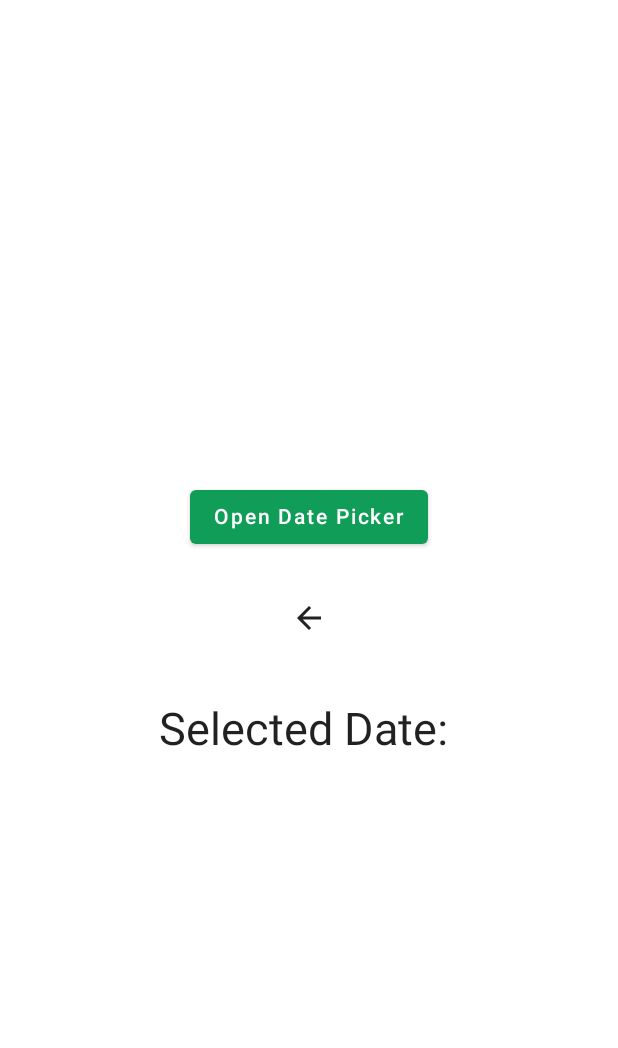
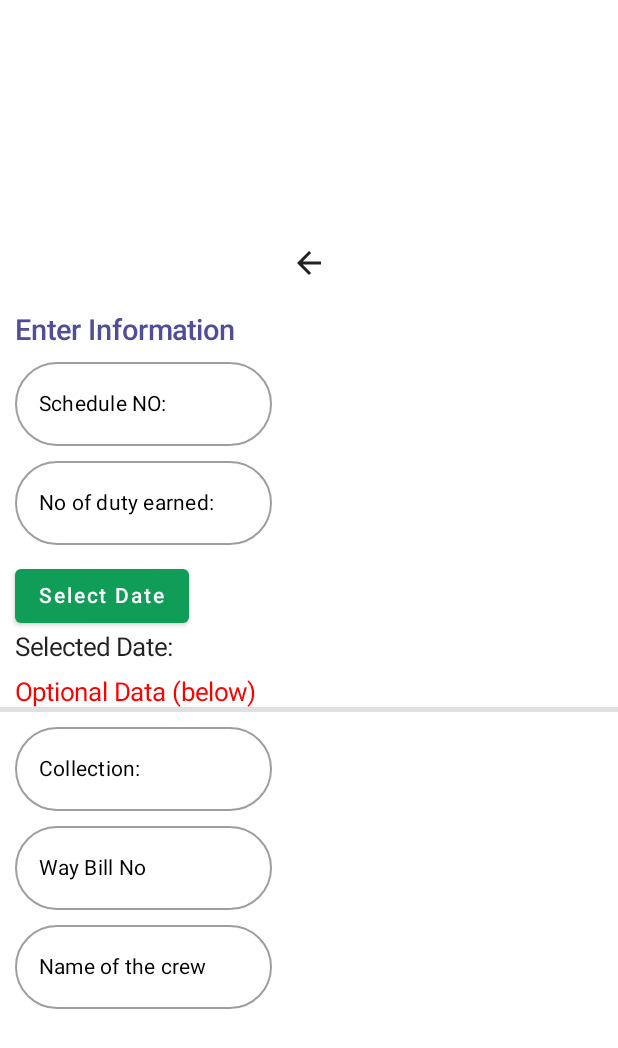
Before and after one commit to abhilashmullakkara/RealtimeDataNew, an Android app built with Jetpack Compose: the AddDutyDiaryScreen screen opened through its navigation route, on a phone screen of 412 x 824 dp. Shown: the top 1048 px of the screen. Run offline under Robolectric (Android 15) with nearby library versions, the phone set to English and light mode, and no system bars.

Commit message:
Room updated

```diff
--- a/app/src/main/java/com/abhilash/livedata/ui/theme/userdatabase/AddDutyDiaryScreen.kt
+++ b/app/src/main/java/com/abhilash/livedata/ui/theme/userdatabase/AddDutyDiaryScreen.kt
@@ -1,14 +1,11 @@
 package com.abhilash.livedata.ui.theme.userdatabase
 
+import android.annotation.SuppressLint
 import android.app.DatePickerDialog
 import android.widget.DatePicker
 import androidx.compose.foundation.layout.Arrangement
 import androidx.compose.foundation.layout.Column
-import androidx.compose.foundation.layout.Row
-import androidx.compose.foundation.layout.Spacer
-import androidx.compose.foundation.layout.fillMaxSize
-import androidx.compose.foundation.layout.size
-import androidx.compose.foundation.layout.width
+import androidx.compose.foundation.layout.padding
 import androidx.compose.material.Button
 import androidx.compose.material.ButtonDefaults
 import androidx.compose.material.CircularProgressIndicator
@@ -18,22 +15,15 @@ import androidx.compose.material.Text
 import androidx.compose.material.icons.Icons
 import androidx.compose.material.icons.outlined.ArrowBack
 import androidx.compose.runtime.Composable
-import androidx.compose.runtime.LaunchedEffect
-import androidx.compose.runtime.getValue
 import androidx.compose.runtime.mutableStateOf
 import androidx.compose.runtime.remember
-import androidx.compose.runtime.setValue
 import androidx.compose.ui.Alignment
 import androidx.compose.ui.Modifier
 import androidx.compose.ui.graphics.Color
 import androidx.compose.ui.platform.LocalContext
-import androidx.compose.ui.text.style.TextAlign
 import androidx.compose.ui.unit.dp
 import androidx.compose.ui.unit.sp
 import androidx.navigation.NavController
-import kotlinx.coroutines.Dispatchers
-import kotlinx.coroutines.delay
-import kotlinx.coroutines.withContext
 import java.util.Calendar
 import java.util.Date
 
@@ -46,78 +36,58 @@ fun AddDutyDiaryScreen(navController: NavController){
         {
             Icon(imageVector = Icons.Outlined.ArrowBack, contentDescription = "Arrow")
         }
-        var isLoading by remember {
-            mutableStateOf(true) }
-        LaunchedEffect(isLoading) {
-            if (isLoading) {
-                withContext(Dispatchers.Main) {
-                    delay(1500)
-                    isLoading = false
-                }
-            }
-        }
-Row{
-    Spacer(modifier = Modifier.width(150.dp))
-    CircularLoadingIndicator(isLoading)
-}
+//        var isLoading by remember {
+//            mutableStateOf(true) }
+//        LaunchedEffect(isLoading) {
+//            if (isLoading) {
+//                withContext(Dispatchers.Main) {
+//                    delay(1500)
+//                    isLoading = false
+//                }
+//            }
+//        }
+//Row{
+//    Spacer(modifier = Modifier.width(150.dp))
+//    CircularLoadingIndicator(isLoading)
+//}
+
+        RoomData()
+
 
     }
-        MyCalendar()
+
     }
 
 
 
+@SuppressLint("SuspiciousIndentation")
 @Composable
-fun MyCalendar(){
-
-    // Fetching the Local Context
+fun MyCalendar():String {
     val mContext = LocalContext.current
-
-    // Declaring integer values
-    // for year, month and day
     val mYear1: Int
     val mMonth1: Int
     val mDay1: Int
-
-    // Initializing a Calendar
     val mCalendar = Calendar.getInstance()
-
-    // Fetching current year, month and day
     mYear1 = mCalendar.get(Calendar.YEAR)
     mMonth1 = mCalendar.get(Calendar.MONTH)
     mDay1 = mCalendar.get(Calendar.DAY_OF_MONTH)
-
     mCalendar.time = Date()
-
-    // Declaring a string value to
-    // store date in string format
     val mDate = remember { mutableStateOf("") }
-
-    // Declaring DatePickerDialog and setting
-    // initial values as current values (present year, month and day)
     val mDatePickerDialog = DatePickerDialog(
         mContext,
         { _: DatePicker, mYear: Int, mMonth: Int, mDayOfMonth: Int ->
             mDate.value = "$mDayOfMonth/${mMonth+1}/$mYear"
         }, mYear1, mMonth1, mDay1
     )
-
-    Column(modifier = Modifier.fillMaxSize(), verticalArrangement = Arrangement.Center, horizontalAlignment = Alignment.CenterHorizontally) {
-
-        // Creating a button that on
-        // click displays/shows the DatePickerDialog
         Button(onClick = {
             mDatePickerDialog.show()
-        }, colors = ButtonDefaults.buttonColors(backgroundColor = Color(0XFF0F9D58)) ) {
-            Text(text = "Open Date Picker", color = Color.White)
+        },modifier = Modifier.padding(start=10.dp),
+            colors = ButtonDefaults.buttonColors(backgroundColor = Color(0XFF0F9D58)) ) {
+            Text(text = "Select Date", color = Color.White)
         }
-
-        // Adding a space of 100dp height
-        Spacer(modifier = Modifier.size(100.dp))
-
-        // Displaying the mDate value in the Text
-        Text(text = "Selected Date: ${mDate.value}", fontSize = 30.sp, textAlign = TextAlign.Center)
-    }
+        Text(text = "Selected Date: ${mDate.value}", fontSize = 17.sp,modifier = Modifier.padding(start=10.dp)
+        )
+    return mDate.value
 }
 
 
--- /dev/null
+++ b/app/src/main/java/com/abhilash/livedata/ui/theme/userdatabase/RoomData.kt
@@ -0,0 +1,170 @@
+package com.abhilash.livedata.ui.theme.userdatabase
+
+import androidx.compose.foundation.layout.Column
+import androidx.compose.foundation.layout.Spacer
+import androidx.compose.foundation.layout.fillMaxWidth
+import androidx.compose.foundation.layout.height
+import androidx.compose.foundation.layout.padding
+import androidx.compose.foundation.shape.RoundedCornerShape
+import androidx.compose.foundation.text.KeyboardOptions
+import androidx.compose.material.Divider
+import androidx.compose.material.OutlinedTextField
+import androidx.compose.material.Text
+import androidx.compose.runtime.Composable
+import androidx.compose.runtime.getValue
+import androidx.compose.runtime.mutableStateOf
+import androidx.compose.runtime.saveable.rememberSaveable
+import androidx.compose.runtime.setValue
+import androidx.compose.ui.Modifier
+import androidx.compose.ui.graphics.Color
+import androidx.compose.ui.text.TextRange
+import androidx.compose.ui.text.font.FontWeight
+import androidx.compose.ui.text.input.KeyboardType
+import androidx.compose.ui.text.input.TextFieldValue
+import androidx.compose.ui.unit.dp
+import androidx.compose.ui.unit.sp
+import com.abhilash.livedata.ui.theme.read.isValidText
+
+@Composable
+fun RoomData(){
+    var scheduleNo by rememberSaveable { mutableStateOf("") }
+    var dutyEearnt by rememberSaveable { mutableStateOf("") }
+    var permedDate by rememberSaveable { mutableStateOf("") }
+    var todayCollection by rememberSaveable { mutableStateOf("") }
+    var wBillNo by rememberSaveable { mutableStateOf("") }
+    var crewName by rememberSaveable { mutableStateOf("") }
+    Column {
+
+        Text("Enter Information", fontSize = 19.sp,
+            color = Color(0xFF504E98),
+            fontWeight = FontWeight.SemiBold, modifier = Modifier.padding(10.dp))
+        OutlinedTextField(
+            value = scheduleNo,
+            singleLine = true,
+            shape = RoundedCornerShape(80),
+           // keyboardOptions = KeyboardOptions.Default.copy(keyboardType = KeyboardType.Ascii),
+            keyboardOptions = KeyboardOptions.Default.copy(keyboardType = KeyboardType.Number),
+            onValueChange = { newValue ->
+                val textFieldValue = TextFieldValue(newValue, TextRange(newValue.length))
+                if (isValidText(textFieldValue)) {
+                    scheduleNo = textFieldValue.text
+                }
+            },
+            modifier = Modifier
+                .fillMaxWidth(0.44f)
+                .padding(start = 10.dp),
+            placeholder = {
+                Text(
+                    text = "Schedule NO:",
+                    color = Color.Black,
+                    fontSize = 14.sp
+                )
+            }
+        )
+        Spacer(modifier = Modifier.height(10.dp))
+
+        OutlinedTextField(
+            value = dutyEearnt,
+            singleLine = true,
+            shape = RoundedCornerShape(80),
+           //keyboardOptions = KeyboardOptions.Default.copy(keyboardType = KeyboardType.Ascii),
+            keyboardOptions = KeyboardOptions.Default.copy(keyboardType = KeyboardType.Number),
+
+            onValueChange = { newValue ->
+                val textFieldValue = TextFieldValue(newValue, TextRange(newValue.length))
+                if (isValidText(textFieldValue)) {
+                    dutyEearnt = textFieldValue.text
+                }
+            },
+            modifier = Modifier
+                .fillMaxWidth(0.44f)
+                .padding(start = 10.dp),
+            placeholder = {
+                Text(
+                    text = "No of duty earned:",
+                    color = Color.Black,
+                    fontSize = 14.sp
+                )
+            }
+        )
+        Spacer(modifier = Modifier.height(10.dp))
+       // Text("Select Date ")
+        permedDate= MyCalendar()
+        Spacer(modifier = Modifier.height(10.dp))
+        Text("Optional Data (below)", fontSize = 17.sp,color= Color.Red, modifier = Modifier.padding(start=10.dp))
+        Divider(thickness = 3.dp)
+        Spacer(modifier = Modifier.height(10.dp))
+
+        OutlinedTextField(
+            value = todayCollection,
+            singleLine = true,
+            shape = RoundedCornerShape(80),
+            keyboardOptions = KeyboardOptions.Default.copy(keyboardType = KeyboardType.Number),
+
+            onValueChange = { newValue ->
+                val textFieldValue = TextFieldValue(newValue, TextRange(newValue.length))
+                if (isValidText(textFieldValue)) {
+                    todayCollection = textFieldValue.text
+                }
+            },
+            modifier = Modifier
+                .fillMaxWidth(0.44f)
+                .padding(start = 10.dp),
+            placeholder = {
+                Text(
+                    text = "Collection:",
+                    color = Color.Black,
+                    fontSize = 14.sp
+                )
+            }
+        )
+        Spacer(modifier = Modifier.height(10.dp))
+        OutlinedTextField(
+            value = wBillNo,
+            singleLine = true,
+            shape = RoundedCornerShape(80),
+            keyboardOptions = KeyboardOptions.Default.copy(keyboardType = KeyboardType.Number),
+            onValueChange = { newValue ->
+                val textFieldValue = TextFieldValue(newValue, TextRange(newValue.length))
+                if (isValidText(textFieldValue)) {
+                   wBillNo = textFieldValue.text
+                }
+            },
+            modifier = Modifier
+                .fillMaxWidth(0.44f)
+                .padding(start = 10.dp),
+            placeholder = {
+                Text(
+                    text = "Way Bill No",
+                    color = Color.Black,
+                    fontSize = 14.sp
+                )
+            }
+        )
+        Spacer(modifier = Modifier.height(10.dp))
+//
+        OutlinedTextField(
+            value = crewName,
+            singleLine = true,
+            shape = RoundedCornerShape(80),
+            keyboardOptions = KeyboardOptions.Default.copy(keyboardType = KeyboardType.Ascii),
+            onValueChange = {
+                            crewName=it
+            },
+            modifier = Modifier
+                .fillMaxWidth(0.44f)
+                .padding(start = 10.dp),
+            placeholder = {
+                Text(
+                    text = "Name of the crew",
+                    color = Color.Black,
+                    fontSize = 14.sp
+                )
+            }
+        )
+
+
+
+    }
+    //MyCalendar()
+}
```
Also changed, not shown: app/src/main/java/DisplayScreen.kt (+21 -10 lines), app/src/main/java/com/abhilash/livedata/ui/theme/database/DatabseOfAddress.kt (+36 -30 lines).
